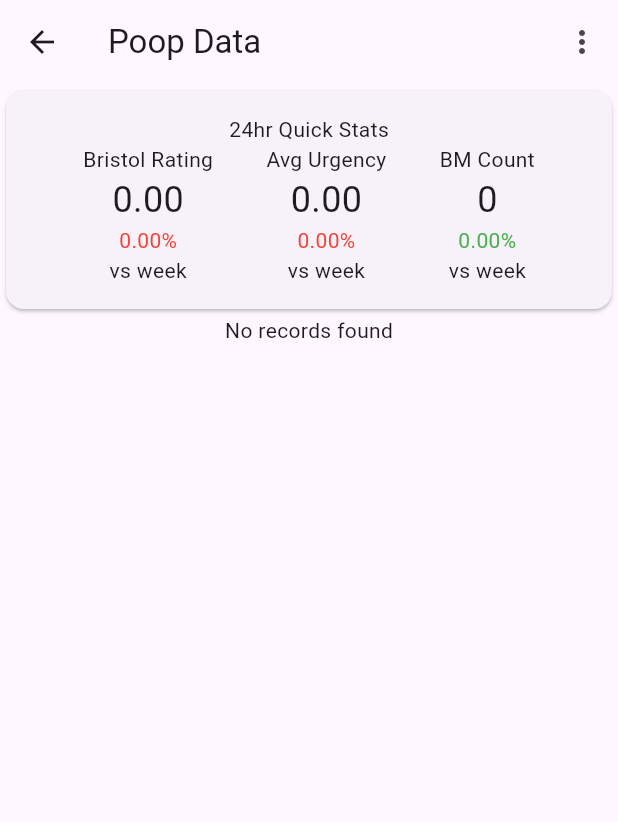
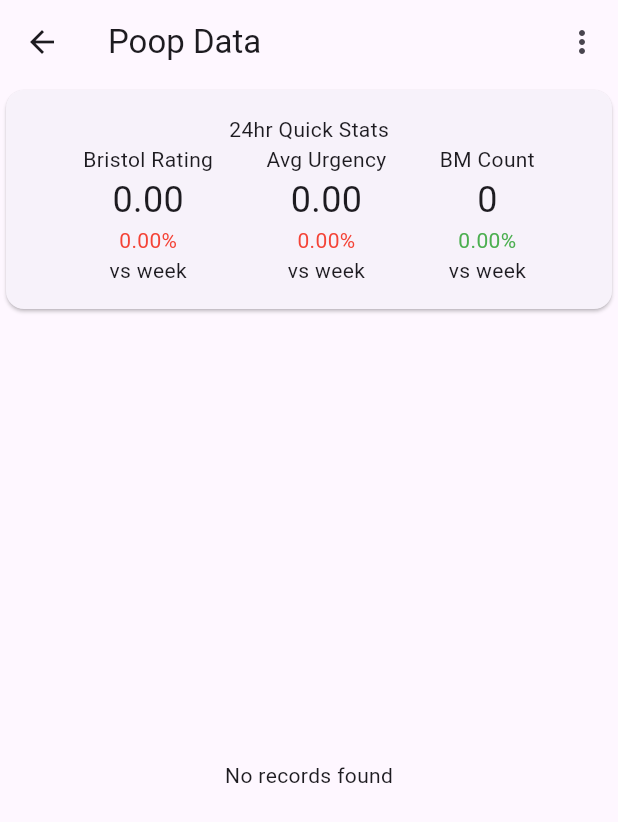
Before and after one commit to jjacobson260/BodyDataApp, a Flutter app: the PoopDataPage screen opened by its route, on a phone screen of 412 x 824 dp. Shown: the top 822 px of the screen. Run offline on Flutter 3.47's test engine with Material 3 defaults, Android fonts, the phone set to English and light mode, and no system bars; our stand-ins replace csv, image_picker, numberpicker, permission_handler, sqflite, sqflite_common_ffi; accounts and stored records are empty.

Commit message:
now got data there

```diff
--- a/body_data_app/lib/poop_data_page.dart
+++ b/body_data_app/lib/poop_data_page.dart
@@ -110,7 +110,7 @@ class _PoopDataPageState extends State<PoopDataPage> {
         children: [
 
           Center(child: PoopStatsWidget()),
-          SingleChildScrollView(
+          Expanded(
             child:_records.isEmpty
             ? Center(child: Text('No records found'))
             : ListView.builder(
```
